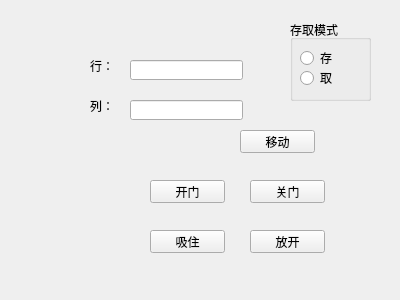
This is QtControl/QtGuiClass.ui in zhichao281/QtControlCenter as Qt 5 draws it before an edit. The edited form follows.
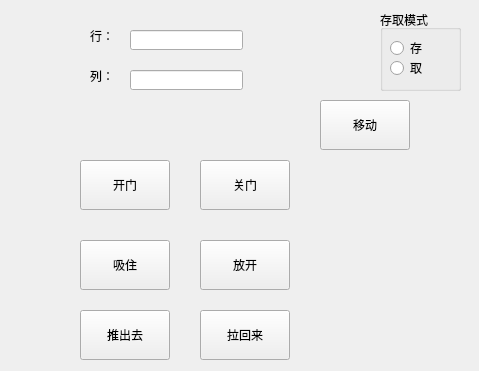
This is the edited form.

Commit message: 新的流程 1.拉回来 2.移动到初始点 3推出去4吸住 5.拉回来 6移动到结束位置 7推出去 8放开吸盘9完成；

```diff
--- a/QtControl/QtGuiClass.ui
+++ b/QtControl/QtGuiClass.ui
@@ -6,8 +6,8 @@
    <rect>
     <x>0</x>
     <y>0</y>
-    <width>400</width>
-    <height>300</height>
+    <width>479</width>
+    <height>371</height>
    </rect>
   </property>
   <property name="windowTitle">
@@ -17,7 +17,7 @@
    <property name="geometry">
     <rect>
      <x>130</x>
-     <y>60</y>
+     <y>30</y>
      <width>113</width>
      <height>20</height>
     </rect>
@@ -27,7 +27,7 @@
    <property name="geometry">
     <rect>
      <x>130</x>
-     <y>100</y>
+     <y>70</y>
      <width>113</width>
      <height>20</height>
     </rect>
@@ -37,7 +37,7 @@
    <property name="geometry">
     <rect>
      <x>90</x>
-     <y>60</y>
+     <y>30</y>
      <width>54</width>
      <height>12</height>
     </rect>
@@ -50,7 +50,7 @@
    <property name="geometry">
     <rect>
      <x>90</x>
-     <y>100</y>
+     <y>70</y>
      <width>54</width>
      <height>12</height>
     </rect>
@@ -62,10 +62,10 @@
   <widget class="QPushButton" name="btn_move">
    <property name="geometry">
     <rect>
-     <x>240</x>
-     <y>130</y>
-     <width>75</width>
-     <height>23</height>
+     <x>320</x>
+     <y>100</y>
+     <width>90</width>
+     <height>50</height>
     </rect>
    </property>
    <property name="text">
@@ -75,10 +75,10 @@
   <widget class="QPushButton" name="btn_open">
    <property name="geometry">
     <rect>
-     <x>150</x>
-     <y>180</y>
-     <width>75</width>
-     <height>23</height>
+     <x>80</x>
+     <y>160</y>
+     <width>90</width>
+     <height>50</height>
     </rect>
    </property>
    <property name="text">
@@ -88,10 +88,10 @@
   <widget class="QPushButton" name="btn_close">
    <property name="geometry">
     <rect>
-     <x>250</x>
-     <y>180</y>
-     <width>75</width>
-     <height>23</height>
+     <x>200</x>
+     <y>160</y>
+     <width>90</width>
+     <height>50</height>
     </rect>
    </property>
    <property name="text">
@@ -101,8 +101,8 @@
   <widget class="QGroupBox" name="groupBox">
    <property name="geometry">
     <rect>
-     <x>290</x>
-     <y>20</y>
+     <x>380</x>
+     <y>10</y>
      <width>81</width>
      <height>81</height>
     </rect>
@@ -140,10 +140,10 @@
   <widget class="QPushButton" name="btn_suck">
    <property name="geometry">
     <rect>
-     <x>150</x>
-     <y>230</y>
-     <width>75</width>
-     <height>23</height>
+     <x>80</x>
+     <y>240</y>
+     <width>90</width>
+     <height>50</height>
     </rect>
    </property>
    <property name="text">
@@ -153,16 +153,42 @@
   <widget class="QPushButton" name="btn_drop">
    <property name="geometry">
     <rect>
-     <x>250</x>
-     <y>230</y>
-     <width>75</width>
-     <height>23</height>
+     <x>200</x>
+     <y>240</y>
+     <width>90</width>
+     <height>50</height>
     </rect>
    </property>
    <property name="text">
     <string>放开</string>
    </property>
   </widget>
+  <widget class="QPushButton" name="btn_push">
+   <property name="geometry">
+    <rect>
+     <x>80</x>
+     <y>310</y>
+     <width>90</width>
+     <height>50</height>
+    </rect>
+   </property>
+   <property name="text">
+    <string>推出去</string>
+   </property>
+  </widget>
+  <widget class="QPushButton" name="btn_pull">
+   <property name="geometry">
+    <rect>
+     <x>200</x>
+     <y>310</y>
+     <width>90</width>
+     <height>50</height>
+    </rect>
+   </property>
+   <property name="text">
+    <string>拉回来</string>
+   </property>
+  </widget>
  </widget>
  <layoutdefault spacing="6" margin="11"/>
  <resources/>
```
The commit also changes 11 other files.
